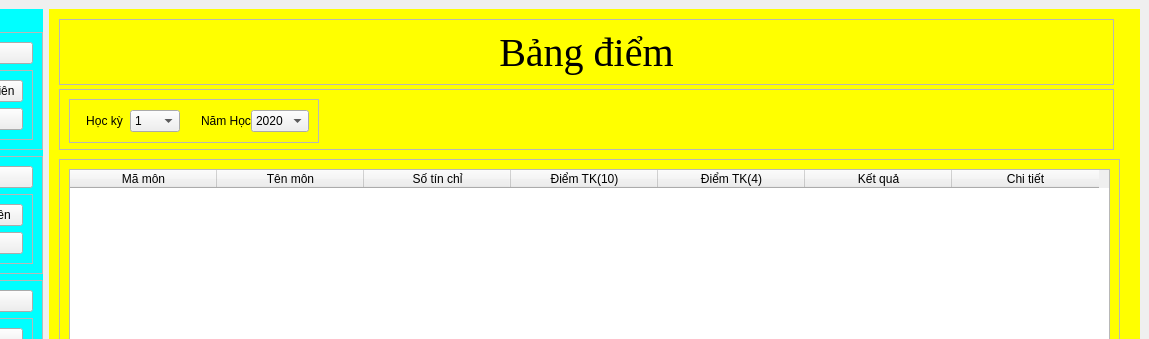
Above: main/FrontEnd/Menu.ui from phusomnia/Student_Management before the change; both pictures show x 131 to 1280 and y 0 to 339 of the 1280 by 720 pixel window. Below: the same form after it.
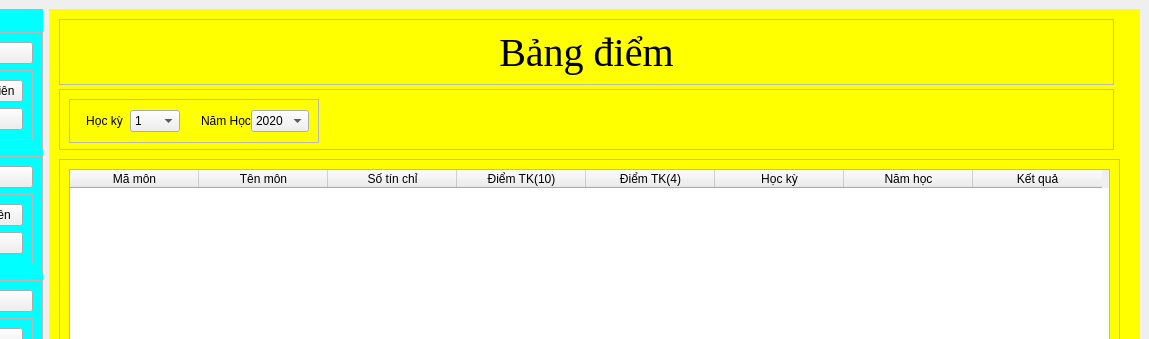
That is the form after the change. The open tabs and pages were chosen to show the change.

Patch:
```diff
--- a/main/FrontEnd/Menu.ui
+++ b/main/FrontEnd/Menu.ui
@@ -2707,7 +2707,7 @@
             </size>
            </property>
            <attribute name="horizontalHeaderDefaultSectionSize">
-            <number>147</number>
+            <number>129</number>
            </attribute>
            <column>
             <property name="text">
@@ -2734,16 +2734,21 @@
              <string>Điểm TK(4)</string>
             </property>
            </column>
+           <column>
+            <property name="text">
+             <string>Học kỳ</string>
+            </property>
+           </column>
+           <column>
+            <property name="text">
+             <string>Năm học</string>
+            </property>
+           </column>
            <column>
             <property name="text">
              <string>Kết quả</string>
             </property>
            </column>
-           <column>
-            <property name="text">
-             <string>Chi tiết</string>
-            </property>
-           </column>
           </widget>
          </item>
         </layout>
```
Left out of the diff: 22 changed lines with no effect on the pictures.
